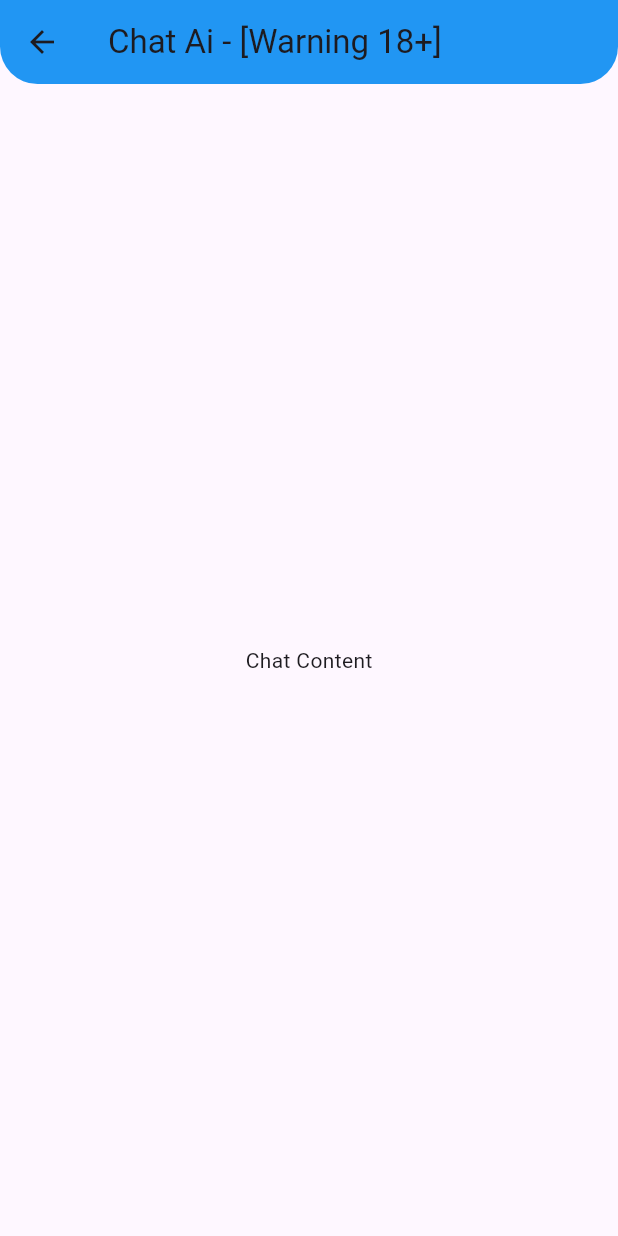
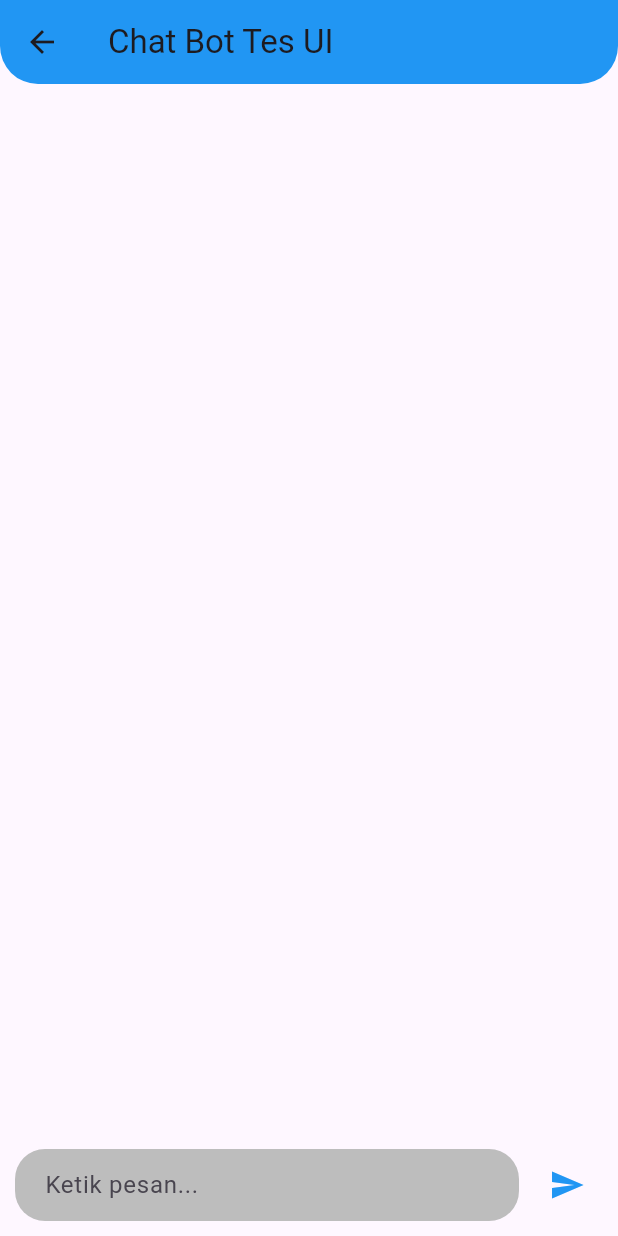
Before and after one commit to bimaadam/app-chat-ai, a Flutter app: the ChatPage screen opened by its route, on a phone screen of 412 x 824 dp. Run offline on Flutter 3.47's test engine with Material 3 defaults, Android fonts, the phone set to English and light mode, and no system bars; our stand-ins replace smooth_page_indicator.

Commit message:
changes ui chat

```diff
--- a/lib/intro_screen/intro_page1.dart
+++ b/lib/intro_screen/intro_page1.dart
@@ -1,6 +1,8 @@
 import 'package:flutter/material.dart';
 
 class IntroPage1 extends StatelessWidget {
+  const IntroPage1({super.key});
+
   @override
   Widget build(BuildContext context) {
     return Container(
--- a/lib/intro_screen/intro_page2.dart
+++ b/lib/intro_screen/intro_page2.dart
@@ -1,6 +1,8 @@
 import 'package:flutter/material.dart';
 
 class IntroPage2 extends StatelessWidget {
+  const IntroPage2({super.key});
+
   @override
   Widget build(BuildContext context) {
     return Container(
--- a/lib/intro_screen/intro_page3.dart
+++ b/lib/intro_screen/intro_page3.dart
@@ -1,6 +1,8 @@
 import 'package:flutter/material.dart';
 
 class IntroPage3 extends StatelessWidget {
+  const IntroPage3({super.key});
+
   @override
   Widget build(BuildContext context) {
     return Container(
--- a/lib/pages/chat_page.dart
+++ b/lib/pages/chat_page.dart
@@ -8,25 +8,108 @@ class ChatPage extends StatefulWidget {
 }
 
 class _ChatPageState extends State<ChatPage> {
+  final List<Map<String, dynamic>> _messages = [];
+  final TextEditingController _controller = TextEditingController();
+
+  void _sendMessage() {
+    if (_controller.text.trim().isEmpty) return;
+
+    setState(() {
+      _messages.insert(0, {
+        'text': _controller.text,
+        'isUser': true,
+      });
+    });
+
+    _controller.clear();
+
+    Future.delayed(const Duration(seconds: 1), () {
+      setState(() {
+        _messages.insert(0, {
+          'text':
+              "Bot: ${_messages.first['text'].split('').reversed.join()}", // Contoh respon bot
+          'isUser': false,
+        });
+      });
+    });
+  }
+
   @override
   Widget build(BuildContext context) {
     return Scaffold(
       appBar: PreferredSize(
-        preferredSize: Size.fromHeight(kToolbarHeight),
+        preferredSize: const Size.fromHeight(kToolbarHeight),
         child: AppBar(
-          title: const Text('Chat Ai - [Warning 18+]'),
+          title: const Text('Chat Bot Tes UI'),
           backgroundColor: Colors.blue,
           shape: const RoundedRectangleBorder(
             borderRadius: BorderRadius.only(
-              bottomLeft: Radius.circular(25.0), // Adjust radius as needed
-              bottomRight: Radius.circular(25.0), // Adjust radius as needed
+              bottomRight: Radius.circular(25.30),
+              bottomLeft: Radius.circular(25.30),
             ),
           ),
         ),
       ),
-      body: const Center(
-        // Added const for better performance
-        child: Text("Chat Content"),
+      body: Column(
+        children: [
+          Expanded(
+            child: ListView.builder(
+              reverse: true,
+              itemCount: _messages.length,
+              itemBuilder: (context, index) {
+                final message = _messages[index];
+                final isUser = message['isUser'] as bool;
+                return Align(
+                  alignment:
+                      isUser ? Alignment.centerRight : Alignment.centerLeft,
+                  child: Container(
+                    margin:
+                        const EdgeInsets.symmetric(vertical: 5, horizontal: 10),
+                    padding: const EdgeInsets.all(12),
+                    decoration: BoxDecoration(
+                      color: isUser ? Colors.blue : Colors.grey[300],
+                      borderRadius: BorderRadius.circular(20),
+                    ),
+                    child: Text(
+                      message['text'],
+                      style: TextStyle(
+                        color: isUser ? Colors.white : Colors.black,
+                      ),
+                    ),
+                  ),
+                );
+              },
+            ),
+          ),
+          Padding(
+            padding: const EdgeInsets.all(10),
+            child: Row(
+              children: [
+                Expanded(
+                  child: TextField(
+                    controller: _controller,
+                    decoration: InputDecoration(
+                      hintText: "Ketik pesan...",
+                      border: OutlineInputBorder(
+                        borderRadius: BorderRadius.circular(20),
+                        borderSide: BorderSide.none,
+                      ),
+                      filled: true,
+                      fillColor: Colors.grey[400],
+                      contentPadding: const EdgeInsets.symmetric(
+                          horizontal: 16, vertical: 12),
+                    ),
+                  ),
+                ),
+                const SizedBox(width: 8),
+                IconButton(
+                  icon: const Icon(Icons.send, color: Colors.blue),
+                  onPressed: _sendMessage,
+                ),
+              ],
+            ),
+          ),
+        ],
       ),
     );
   }
```
